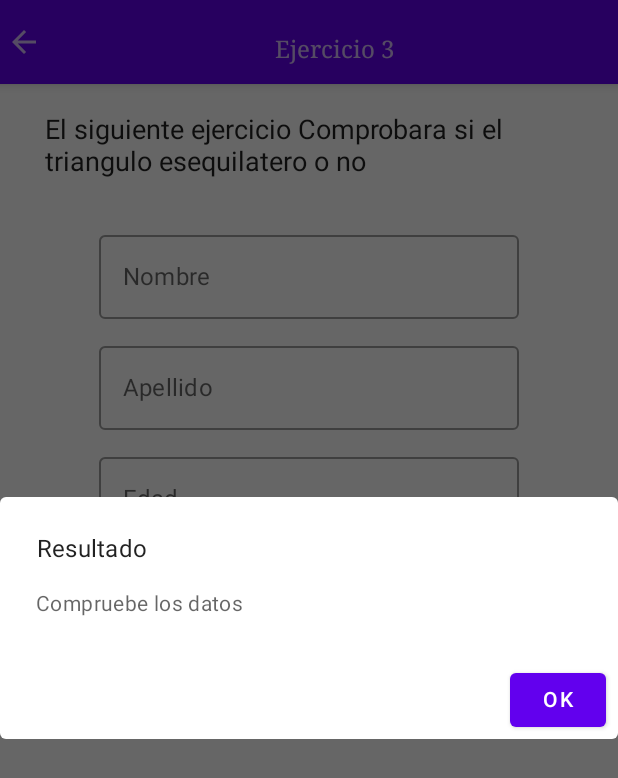
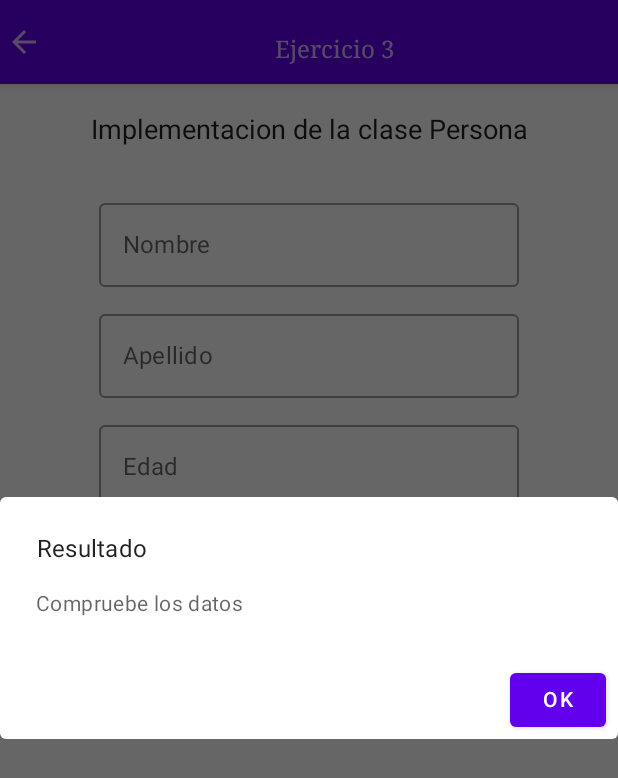
Before and after one commit to Stevflg/S2_K, an Android app built with Jetpack Compose: the Ejercicio_3 screen opened through its navigation route, after a tap on "Comprobar", on a phone screen of 412 x 824 dp. Shown: the top 778 px of the screen. Run offline under Robolectric (Android 15) with nearby library versions, the phone set to English and light mode, and no system bars.

Commit message:
Corroboracion de errores

```diff
--- a/app/build.gradle
+++ b/app/build.gradle
@@ -9,7 +9,7 @@ android {
 
     defaultConfig {
         applicationId "com.example.s2_k"
-        minSdk 26
+        minSdk 28
         targetSdk 33
         versionCode 1
         versionName "1.0"
--- a/app/src/main/java/com/example/s2_k/Data/IMC.kt
+++ b/app/src/main/java/com/example/s2_k/Data/IMC.kt
@@ -1,6 +1,7 @@
 package com.example.s2_k.Data
 
 import kotlin.math.round
+import kotlin.math.roundToInt
 
 
 class IMC (){
@@ -16,6 +17,6 @@ class IMC (){
     }
     fun Mostar_Resultado(): String{
         var IMC = Weight/(Height*2)
-        return  "Su IMC es de ${round(IMC)}"
+        return  "Su IMC es de ${String.format("%.2f",IMC)}"
     }
 }
--- a/app/src/main/java/com/example/s2_k/Data/Persona.kt
+++ b/app/src/main/java/com/example/s2_k/Data/Persona.kt
@@ -30,7 +30,7 @@ class Persona (){
         this.Age=Age
     }
     fun Mostrar():String{
-        if(Age>18){
+        if(Age>17){
             return "Nombre: $Name \nApellido: $Surname \nEdad: ${Age.toString()} \n" +
                     "Usted es Mayor de edad"
         }
--- a/app/src/main/java/com/example/s2_k/Screens/Dialog.kt
+++ b/app/src/main/java/com/example/s2_k/Screens/Dialog.kt
@@ -13,7 +13,7 @@ fun Alert(mensaje: String, Titulo: String,State: Boolean):Boolean{
     val value = remember { mutableStateOf(State) }
     AlertDialog(onDismissRequest = {value.value=false },
         title = { Text(text = Titulo, textAlign = TextAlign.Center) },
-        text = { Text(text = mensaje, textAlign = TextAlign.Justify) },
+        text = { Text(text = mensaje, textAlign = TextAlign.Left) },
         confirmButton = { Button(onClick = {
             value.value =false }) {
             Text("OK")
--- a/app/src/main/java/com/example/s2_k/Screens/Ejercicio_3.kt
+++ b/app/src/main/java/com/example/s2_k/Screens/Ejercicio_3.kt
@@ -53,8 +53,7 @@ fun Content_3(navController: NavController){
     Column(modifier = Modifier.fillMaxSize(),
         horizontalAlignment = Alignment.CenterHorizontally ) {
         Spacer(modifier = Modifier.size(20.dp))
-        Text("El siguiente ejercicio Comprobara si el triangulo es" +
-                "equilatero o no",
+        Text("Implementacion de la clase Persona",
             fontSize = 18.sp,
             modifier = Modifier.padding(start = 30.dp, end = 30.dp))
         Spacer(modifier = Modifier.size(20.dp))
```
Also changed, not shown: app/src/main/java/com/example/s2_k/Data/Alumno.kt (+5 -2 lines), build.gradle (+6 -2 lines).
